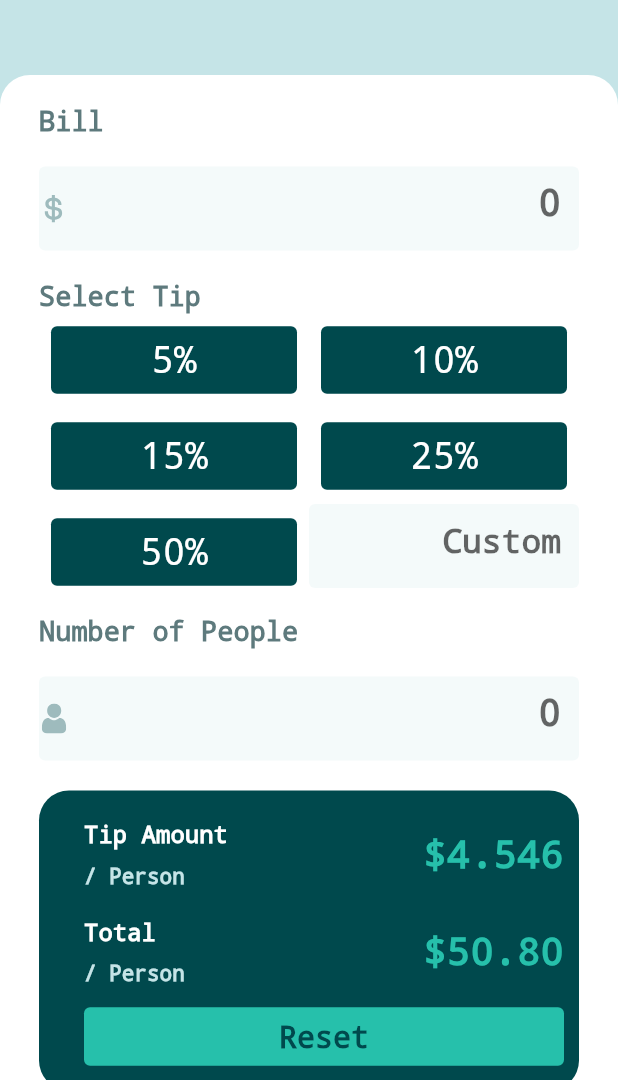
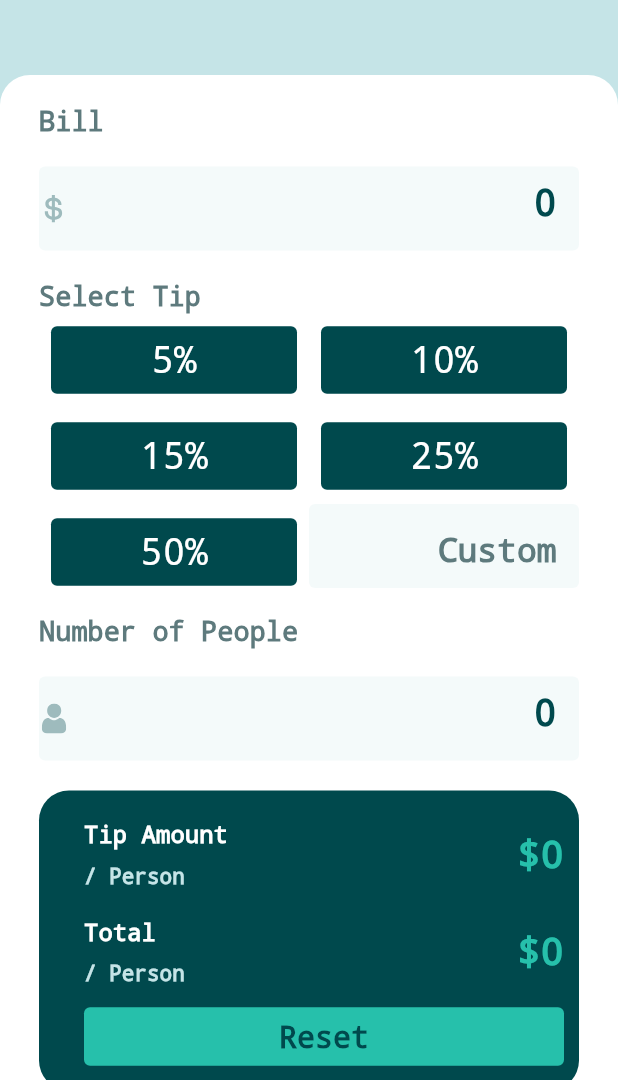
Before and after one commit to dileep9490/tip_calculator_app, a Flutter app: the screen it shows after launch, after a tap on "Reset", on a phone screen of 412 x 824 dp, the part 156-1236 px from its top. Run offline on Flutter 3.47's test engine with Material 2 defaults, Android fonts, the phone set to English and light mode, and no system bars; our stand-ins replace bloc, flutter_bloc, flutter_svg.

```diff
--- a/lib/tip_calculator/views/home_page.dart
+++ b/lib/tip_calculator/views/home_page.dart
@@ -1,10 +1,11 @@
 import 'package:flutter/material.dart';
 import 'package:flutter_svg/svg.dart';
 import 'package:tip_calculator_app/const.dart';
+import 'package:tip_calculator_app/tip_calculator/cubit/tipcalculator_cubit.dart';
 import 'package:tip_calculator_app/tip_calculator/widgets/form_widget.dart';
 import 'package:tip_calculator_app/tip_calculator/widgets/button_widget.dart';
 import 'package:tip_calculator_app/tip_calculator/widgets/custom_button.dart';
-
+import 'package:flutter_bloc/flutter_bloc.dart';
 import '../widgets/result_widget.dart';
 
 class HomePage extends StatelessWidget {
@@ -15,20 +16,69 @@ class HomePage extends StatelessWidget {
     return SafeArea(
       child: Scaffold(
         backgroundColor: lightGrayishCyan,
-        body: _HomePageView(),
+        body: BlocProvider(
+          create: (context) => TipCalculatorCubit(),
+          child: const _HomePageView(),
+        ),
       ),
     );
   }
 }
 
-class _HomePageView extends StatelessWidget {
-  _HomePageView({Key? key}) : super(key: key);
+class _HomePageView extends StatefulWidget {
+  const _HomePageView({Key? key}) : super(key: key);
 
+  @override
+  State<_HomePageView> createState() => _HomePageViewState();
+}
+
+class _HomePageViewState extends State<_HomePageView> {
   final TextEditingController billcontroller = TextEditingController();
+
   final TextEditingController customController = TextEditingController();
+
   final TextEditingController peopleController = TextEditingController();
+
+  int percentage = 0;
+
+  @override
+  void initState() {
+    customController.text = 'Custom';
+    super.initState();
+  }
+
+  void caclulate() {
+    if (billcontroller.text.isNotEmpty &&
+        customController.text.isNotEmpty &&
+        peopleController.text.isNotEmpty) {
+      double bill = double.parse(billcontroller.text);
+      int count = int.parse(peopleController.text);
+      int customPercentage;
+      try {
+        customPercentage = int.parse(customController.text);
+      } catch (e) {
+        customPercentage = 0;
+      }
+      int _percentage = customPercentage != 0 ? customPercentage : percentage;
+
+      context.read<TipCalculatorCubit>().calculate(bill, _percentage, count);
+    }
+  }
+
+  void reset() {
+    billcontroller.text = '0';
+    customController.text = 'Custom';
+    peopleController.text = '0';
+  }
+
   @override
   Widget build(BuildContext context) {
+    void changePercentage(int val) {
+      percentage = val;
+      customController.text = 'Custom';
+
+      caclulate();
+    }
 
     const Radius containerRadius = Radius.circular(20);
     return SingleChildScrollView(
@@ -53,6 +103,7 @@ class _HomePageView extends StatelessWidget {
                   crossAxisAlignment: CrossAxisAlignment.start,
                   children: [
                     FormWidget(
+                      onChange: caclulate,
                       title: 'Bill',
                       controller: billcontroller,
                       prefixIconPath: 'assets/images/icon-dollar.svg',
@@ -72,23 +123,39 @@ class _HomePageView extends StatelessWidget {
                         ),
                         Table(
                           children: [
-                            const TableRow(
+                            TableRow(
                               children: [
-                                PercentageButton(title: '5%'),
-                                PercentageButton(title: '10%')
-                              ],
-                            ),
-                            const TableRow(
-                              children: [
-                                PercentageButton(title: '15%'),
-                                PercentageButton(title: '25%')
+                                PercentageButton(
+                                  title: '5',
+                                  change: changePercentage,
+                                ),
+                                PercentageButton(
+                                  title: '10',
+                                  change: changePercentage,
+                                )
                               ],
                             ),
                             TableRow(
                               children: [
-                                const PercentageButton(title: '50%'),
+                                PercentageButton(
+                                  title: '15',
+                                  change: changePercentage,
+                                ),
+                                PercentageButton(
+                                  title: '25',
+                                  change: changePercentage,
+                                )
+                              ],
+                            ),
+                            TableRow(
+                              children: [
+                                PercentageButton(
+                                  title: '50',
+                                  change: changePercentage,
+                                ),
                                 CustomButton(
-                                  customController: customController,
+                                  onChange: caclulate,
+                                  controller: customController,
                                 )
                               ],
                             ),
@@ -98,11 +165,14 @@ class _HomePageView extends StatelessWidget {
                           height: 10,
                         ),
                         FormWidget(
+                          onChange: caclulate,
                           title: 'Number of People',
                           controller: peopleController,
                           prefixIconPath: 'assets/images/icon-person.svg',
                         ),
-                       const ResultWidget()
+                        ResultWidget(
+                          reset: reset,
+                        )
                       ],
                     ),
                   ],
--- a/lib/tip_calculator/widgets/button_widget.dart
+++ b/lib/tip_calculator/widgets/button_widget.dart
@@ -2,8 +2,12 @@ import 'package:flutter/material.dart';
 import 'package:tip_calculator_app/const.dart';
 
 class PercentageButton extends StatelessWidget {
-  const PercentageButton({Key? key, required this.title}) : super(key: key);
-
+  const PercentageButton({
+    Key? key,
+    required this.title,
+    required this.change,
+  }) : super(key: key);
+  final Function change;
   final String title;
 
   @override
@@ -11,9 +15,11 @@ class PercentageButton extends StatelessWidget {
     return Padding(
       padding: const EdgeInsets.all(8.0),
       child: TextButton(
-        onPressed: () {},
+        onPressed: () {
+          change(int.parse(title));
+        },
         child: Text(
-          title,
+          '$title%',
           style: Theme.of(context)
               .textTheme
               .bodyText2!
--- a/lib/tip_calculator/widgets/custom_button.dart
+++ b/lib/tip_calculator/widgets/custom_button.dart
@@ -3,16 +3,16 @@ import 'package:flutter/material.dart';
 import '../../const.dart';
 
 class CustomButton extends StatelessWidget {
-  const CustomButton({Key? key, required this.customController})
+  const CustomButton(
+      {Key? key, required this.controller, required this.onChange})
       : super(key: key);
-
-  final TextEditingController customController;
+  final Function onChange;
+  final TextEditingController controller;
   @override
   Widget build(BuildContext context) {
     return TextFormField(
       decoration: const InputDecoration(
         constraints: BoxConstraints(maxHeight: 56),
-        hintText: 'Custom',
         prefixIconConstraints: BoxConstraints(
             maxHeight: 20, maxWidth: 20, minHeight: 20, minWidth: 20),
         border: OutlineInputBorder(borderSide: BorderSide.none),
@@ -25,9 +25,14 @@ class CustomButton extends StatelessWidget {
           ),
       textAlign: TextAlign.right,
       keyboardType: TextInputType.number,
-      controller: customController,
+      controller: controller,
       onChanged: (value) {
-        //TODO:takes custom percentage and need to implement it
+        onChange();
+      },
+      onTap: () {
+        if (controller.text == 'Custom') {
+          controller.clear();
+        }
       },
     );
   }
--- a/lib/tip_calculator/widgets/form_widget.dart
+++ b/lib/tip_calculator/widgets/form_widget.dart
@@ -8,11 +8,13 @@ class FormWidget extends StatelessWidget {
       {Key? key,
       required this.controller,
       required this.prefixIconPath,
-      required this.title})
+      required this.title,
+      required this.onChange})
       : super(key: key);
   final String prefixIconPath;
   final TextEditingController controller;
   final String title;
+  final Function onChange;
   @override
   Widget build(BuildContext context) {
     return Column(
@@ -51,7 +53,12 @@ class FormWidget extends StatelessWidget {
           textAlign: TextAlign.right,
           keyboardType: TextInputType.number,
           onChanged: (value) {
-            //TODO:implement this
+            onChange();
+          },
+          onTap: () {
+            if (controller.text == '0') {
+              controller.clear();
+            }
           },
         ),
       ],
--- a/lib/tip_calculator/widgets/result_widget.dart
+++ b/lib/tip_calculator/widgets/result_widget.dart
@@ -1,9 +1,14 @@
 import 'package:flutter/material.dart';
+import 'package:flutter_bloc/flutter_bloc.dart';
 import 'package:tip_calculator_app/const.dart';
+import 'package:tip_calculator_app/tip_calculator/cubit/tipcalculator_cubit.dart';
 
 class ResultWidget extends StatelessWidget {
-  const ResultWidget({Key? key}) : super(key: key);
-
+  ResultWidget({
+    Key? key,
+    required this.reset,
+  }) : super(key: key);
+  final Function reset;
   @override
   Widget build(BuildContext context) {
     return Container(
@@ -39,13 +44,16 @@ class ResultWidget extends StatelessWidget {
                       .copyWith(color: lightGrayishCyan, fontSize: 14),
                 )
               ]),
-              Text(
-                '\$4.546',
+              BlocBuilder<TipCalculatorCubit, TipCaclulatorState>(
+                  builder: ((context, state) {
+                return Text(
+                  '\$${state.tipPerPerson}',
                   style: Theme.of(context)
                       .textTheme
                       .bodyText1!
                       .copyWith(fontSize: 26, color: strongCyan),
-              )
+                );
+              })),
             ],
           ),
           const SizedBox(
@@ -73,13 +81,16 @@ class ResultWidget extends StatelessWidget {
                       .copyWith(color: lightGrayishCyan, fontSize: 14),
                 )
               ]),
-              Text(
-                '\$50.80',
+              BlocBuilder<TipCalculatorCubit, TipCaclulatorState>(
+                  builder: ((context, state) {
+                return Text(
+                  '\$${state.totalPerPerson}',
                   style: Theme.of(context)
                       .textTheme
                       .bodyText1!
                       .copyWith(fontSize: 26, color: strongCyan),
-              )
+                );
+              })),
             ],
           ),
           const SizedBox(
@@ -87,7 +98,8 @@ class ResultWidget extends StatelessWidget {
           ),
           TextButton(
             onPressed: () {
-              //TODO:reset the controller values to zero
+              context.read<TipCalculatorCubit>().reset();
+              reset();
             },
             child: Text(
               'Reset',
```
Lines whose indentation alone changed are shown as unchanged.
